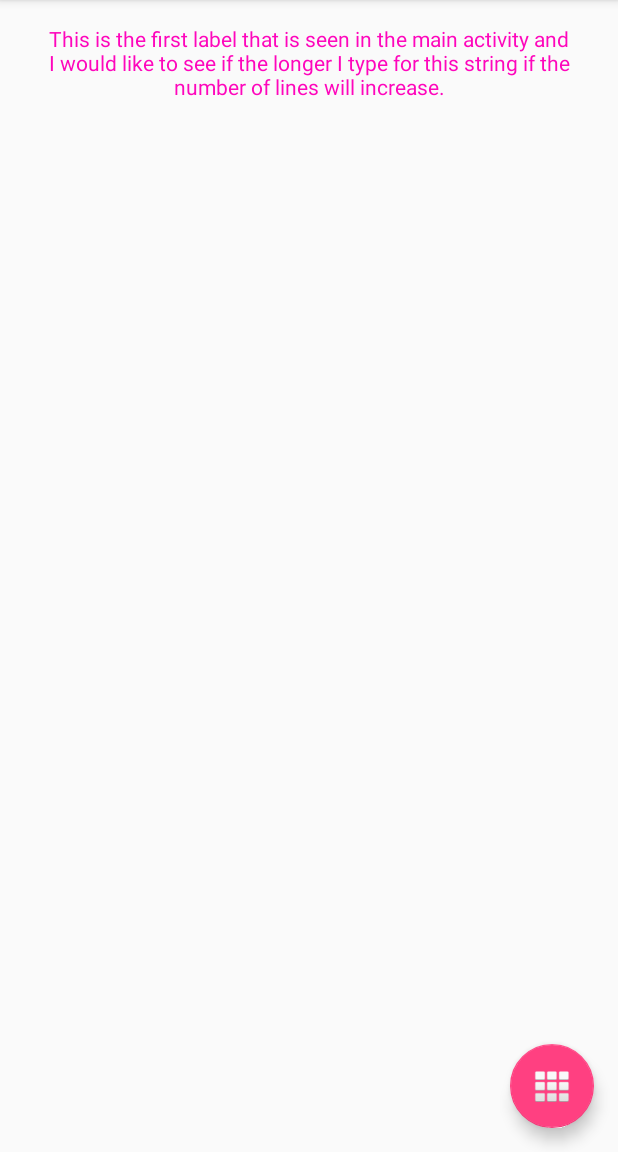
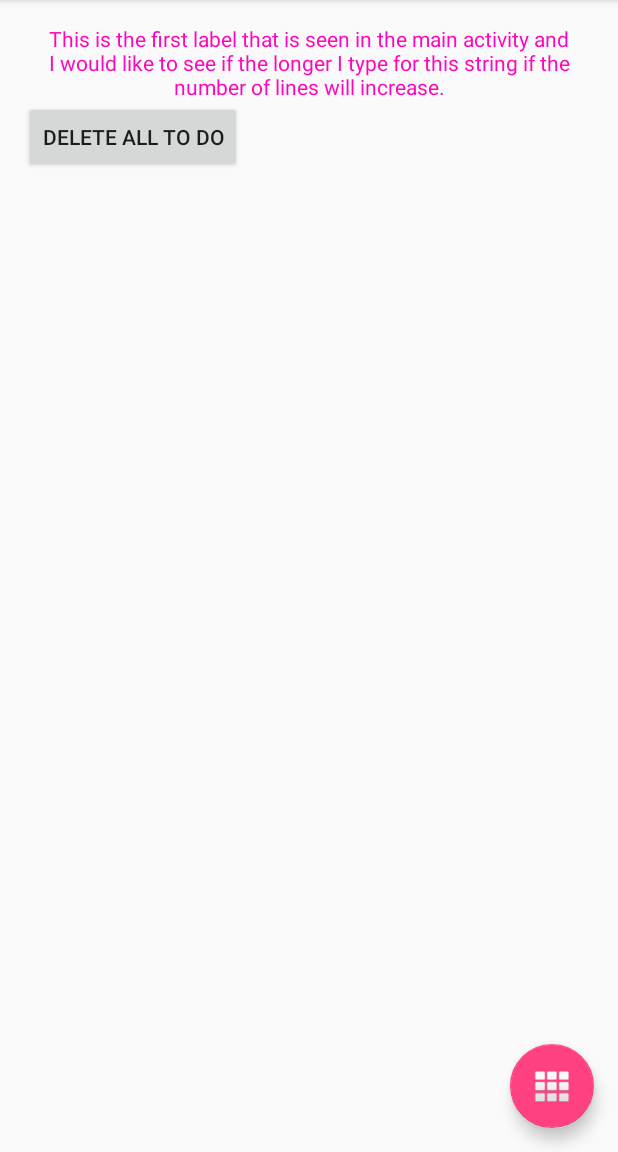
Before and after one commit to VinceMikhailKearney/ToDooey, an Android app: the screen it shows after launch (ToDoListActivity), on a phone screen of 412 x 824 dp, the part 84-1236 px from its top. Run offline under Robolectric (Android 15) with nearby library versions, the phone set to English and light mode, and no system bars.

Commit message:
Managed to delete all the to do items - No more bad ones saved

```diff
--- a/app/src/main/java/com/myapps/vincekearney/todooey/ToDoListActivity.java
+++ b/app/src/main/java/com/myapps/vincekearney/todooey/ToDoListActivity.java
@@ -53,6 +53,11 @@ public class ToDoListActivity extends AppCompatActivity
         }
     }
 
+    public void deleteAllToDoItems(View view)
+    {
+        dbHelper.deleteAllToDos();
+    }
+
     // This is the callback when AddToDoActivity finishes - Passes an Intent with data that we can use.
     @Override
     protected void onActivityResult(int requestCode, int resultCode, Intent data)
--- a/app/src/main/res/layout/content_to_do_list.xml
+++ b/app/src/main/res/layout/content_to_do_list.xml
@@ -11,6 +11,14 @@
     app:layout_behavior="@string/appbar_scrolling_view_behavior"
     tools:context="com.myapps.vincekearney.todooey.ToDoListActivity"
     tools:showIn="@layout/activity_to_do_list">
+
+    <Button
+        android:id="@+id/deleteToDoItems"
+        android:text="Delete all to do"
+        android:layout_width="wrap_content"
+        android:layout_height="wrap_content"
+        android:layout_below="@+id/mainLabel"
+        android:onClick="deleteAllToDoItems"/>
 
     <TextView
         android:id="@+id/mainLabel"
```
Also changed, not shown: app/src/main/java/com/myapps/vincekearney/todooey/ToDoDBHelper.java (+24 -1 lines).
